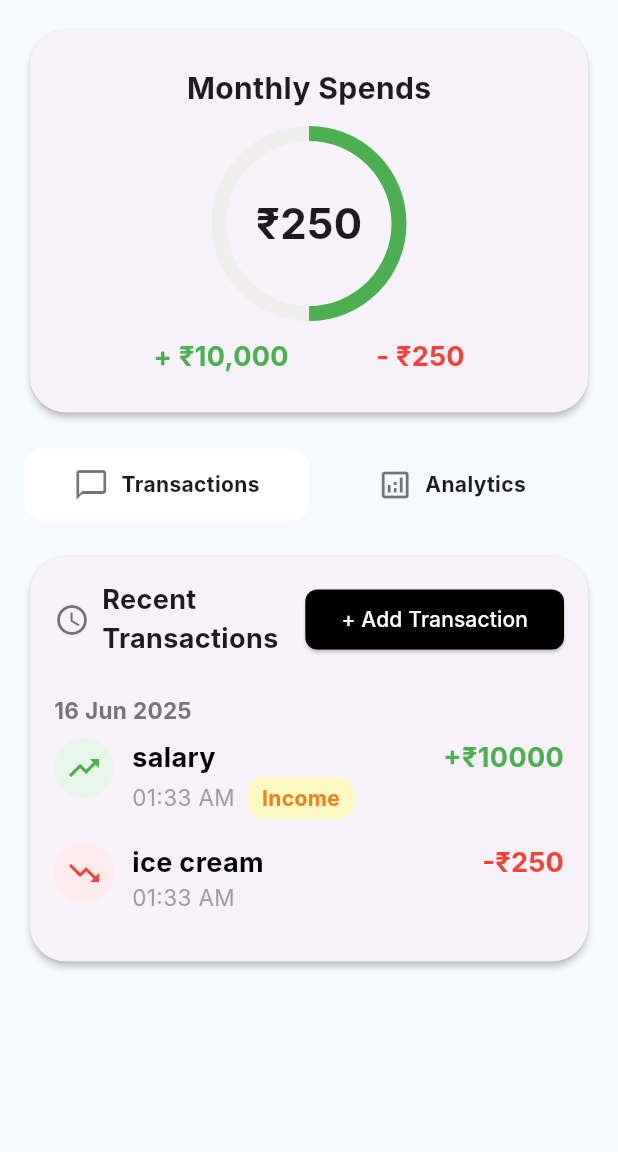
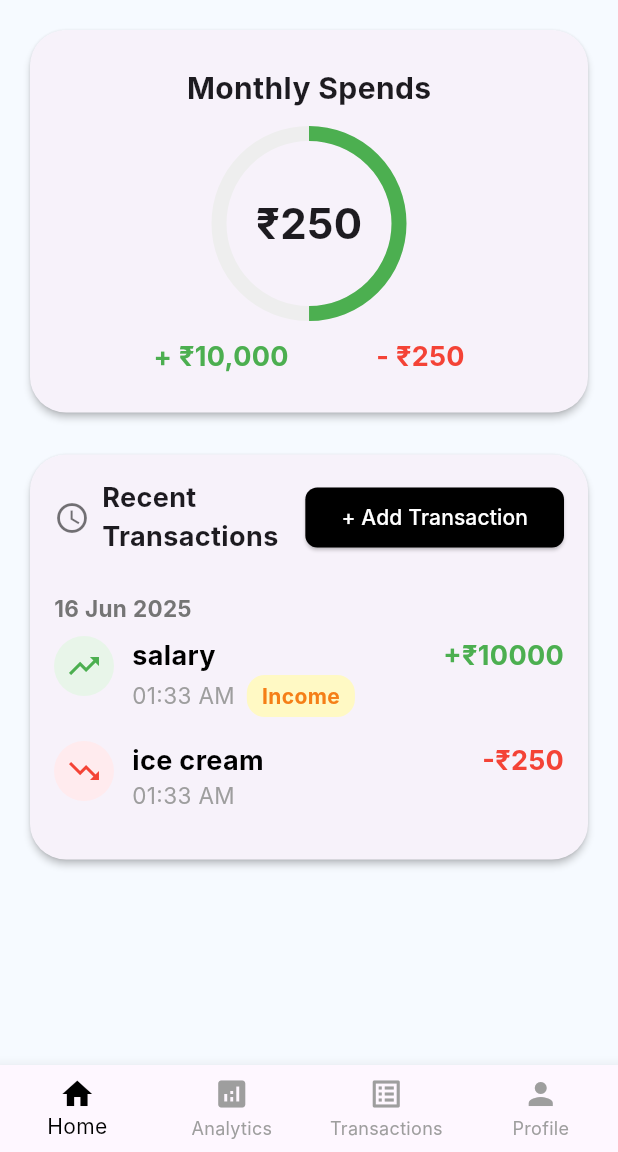
Before and after one commit to ash-kamrip/mtrack, a Flutter app: the screen it shows after launch, on a phone screen of 412 x 824 dp, the part 84-1236 px from its top. Run offline on Flutter 3.47's test engine with Material 3 defaults, Android fonts, the phone set to English and light mode, and no system bars; our stand-ins replace fl_chart; Roboto replaces fonts that are missing (Inter).

Commit message:
navbar added

```diff
--- a/lib/main.dart
+++ b/lib/main.dart
@@ -2,7 +2,6 @@ import 'package:flutter/material.dart';
 import 'widgets/transaction.dart';
 import 'widgets/add_transaction_dialog.dart';
 import 'widgets/recent_transactions_section.dart';
-import 'widgets/transaction_item.dart';
 import 'widgets/analytics_view.dart';
 
 void main() {
@@ -19,6 +18,19 @@ class MTrackApp extends StatelessWidget {
       theme: ThemeData(primarySwatch: Colors.green, fontFamily: 'Inter'),
       home: HomeScreen(),
       debugShowCheckedModeBanner: false,
+    );
+  }
+}
+
+class ProfileScreen extends StatelessWidget {
+  const ProfileScreen({super.key});
+  @override
+  Widget build(BuildContext context) {
+    return Center(
+      child: Text(
+        'User Profile',
+        style: TextStyle(fontSize: 24, fontWeight: FontWeight.bold),
+      ),
     );
   }
 }
@@ -64,23 +76,51 @@ class _HomeScreenState extends State<HomeScreen> {
     }
   }
 
-  void _onTabChanged(int index) {
-    if (_selectedTab == index && index == 0) {
-      // Already on Transactions tab, navigate to all transactions
-      Navigator.of(context).push(
-        MaterialPageRoute(
-          builder: (_) => AllTransactionsScreen(transactions: _transactions),
-        ),
-      );
-    } else {
-      setState(() {
-        _selectedTab = index;
-      });
-    }
+  void _onBottomNavChanged(int index) {
+    setState(() {
+      _selectedTab = index;
+    });
   }
 
   @override
   Widget build(BuildContext context) {
+    Widget body;
+    switch (_selectedTab) {
+      case 0:
+        body = SingleChildScrollView(
+          child: Padding(
+            padding: const EdgeInsets.all(16.0),
+            child: Column(
+              children: [
+                const MonthlySpendsCard(),
+                SizedBox(height: 20),
+                RecentTransactionsSection(
+                  transactions: _transactions,
+                  onAddTransaction: _showAddTransactionDialog,
+                  showOnlyTop: 10,
+                ),
+              ],
+            ),
+          ),
+        );
+        break;
+      case 1:
+        body = SingleChildScrollView(
+          child: Padding(
+            padding: const EdgeInsets.all(16.0),
+            child: AnalyticsView(transactions: _transactions),
+          ),
+        );
+        break;
+      case 2:
+        body = AllTransactionsScreen(transactions: _transactions);
+        break;
+      case 3:
+        body = const ProfileScreen();
+        break;
+      default:
+        body = Container();
+    }
     return Scaffold(
       backgroundColor: Color(0xFFF6FAFF),
       appBar: AppBar(
@@ -113,28 +153,25 @@ class _HomeScreenState extends State<HomeScreen> {
           ),
         ],
       ),
-      body: SingleChildScrollView(
-        child: Padding(
-          padding: const EdgeInsets.all(16.0),
-          child: Column(
-            children: [
-              const MonthlySpendsCard(),
-              SizedBox(height: 20),
-              TransactionsAnalyticsTabs(
-                selectedIndex: _selectedTab,
-                onTabChanged: _onTabChanged,
-              ),
-              SizedBox(height: 20),
-              if (_selectedTab == 0)
-                RecentTransactionsSection(
-                  transactions: _transactions,
-                  onAddTransaction: _showAddTransactionDialog,
-                  showOnlyTop: 10,
-                ),
-              if (_selectedTab == 1) AnalyticsView(transactions: _transactions),
-            ],
+      body: body,
+      bottomNavigationBar: BottomNavigationBar(
+        currentIndex: _selectedTab,
+        onTap: _onBottomNavChanged,
+        type: BottomNavigationBarType.fixed,
+        selectedItemColor: Colors.black,
+        unselectedItemColor: Colors.grey,
+        items: const [
+          BottomNavigationBarItem(icon: Icon(Icons.home), label: 'Home'),
+          BottomNavigationBarItem(
+            icon: Icon(Icons.analytics),
+            label: 'Analytics',
           ),
-        ),
+          BottomNavigationBarItem(
+            icon: Icon(Icons.list_alt),
+            label: 'Transactions',
+          ),
+          BottomNavigationBarItem(icon: Icon(Icons.person), label: 'Profile'),
+        ],
       ),
     );
   }
@@ -204,67 +241,3 @@ class MonthlySpendsCard extends StatelessWidget {
     );
   }
 }
-
-class TransactionsAnalyticsTabs extends StatelessWidget {
-  final int selectedIndex;
-  final ValueChanged<int> onTabChanged;
-  const TransactionsAnalyticsTabs({
-    super.key,
-    this.selectedIndex = 0,
-    required this.onTabChanged,
-  });
-
-  @override
-  Widget build(BuildContext context) {
-    return Row(
-      children: [
-        Expanded(
-          child: GestureDetector(
-            onTap: () => onTabChanged(0),
-            child: Container(
-              padding: EdgeInsets.symmetric(vertical: 12),
-              decoration: BoxDecoration(
-                color: selectedIndex == 0 ? Colors.white : Colors.transparent,
-                borderRadius: BorderRadius.circular(12),
-              ),
-              child: Row(
-                mainAxisAlignment: MainAxisAlignment.center,
-                children: [
-                  Icon(Icons.chat_bubble_outline, color: Colors.black54),
-                  SizedBox(width: 8),
-                  Text(
-                    'Transactions',
-                    style: TextStyle(fontWeight: FontWeight.bold),
-                  ),
-                ],
-              ),
-            ),
-          ),
-        ),
-        Expanded(
-          child: GestureDetector(
-            onTap: () => onTabChanged(1),
-            child: Container(
-              padding: EdgeInsets.symmetric(vertical: 12),
-              decoration: BoxDecoration(
-                color: selectedIndex == 1 ? Colors.white : Colors.transparent,
-                borderRadius: BorderRadius.circular(12),
-              ),
-              child: Row(
-                mainAxisAlignment: MainAxisAlignment.center,
-                children: [
-                  Icon(Icons.analytics_outlined, color: Colors.black54),
-                  SizedBox(width: 8),
-                  Text(
-                    'Analytics',
-                    style: TextStyle(fontWeight: FontWeight.bold),
-                  ),
-                ],
-              ),
-            ),
-          ),
-        ),
-      ],
-    );
-  }
-}
```
